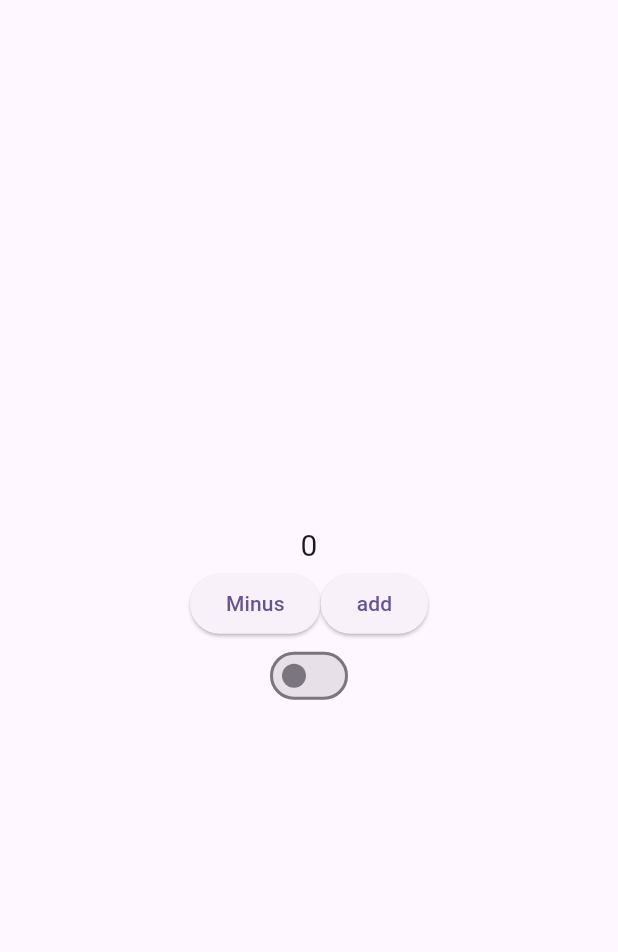
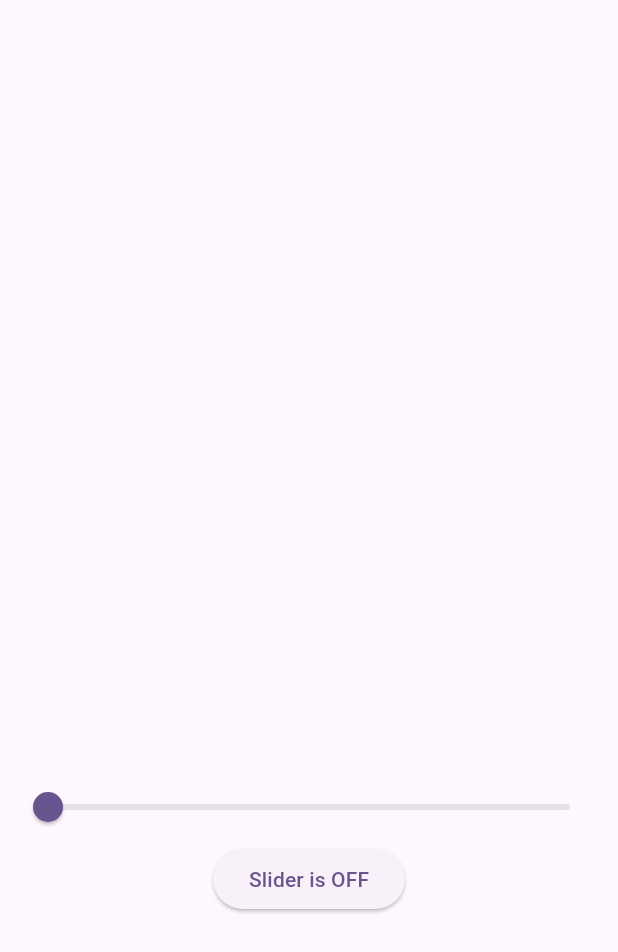
Before and after one commit to imziaafridi/PracticeRiverPod, a Flutter app: the screen it shows after launch, on a phone screen of 412 x 824 dp. Shown: the top 952 px of the screen. Run offline on Flutter 3.47's test engine with Material 3 defaults, Android fonts, the phone set to English and light mode, and no system bars; our stand-ins replace flutter_riverpod, riverpod.

Commit message:
handles multi states done

```diff
--- /dev/null
+++ b/lib/multiple_state.dart
@@ -0,0 +1,74 @@
+import 'package:flutter/material.dart';
+import 'package:flutter_riverpod/flutter_riverpod.dart';
+import 'package:riverpod/riverpod.dart';
+
+// final sliderState = StateProvider<double>((ref) => 0.0);
+final sliderState = StateProvider<AppSlider>(
+  (ref) => AppSlider(slider: 0.0, isData: false),
+);
+
+class MultipleState extends ConsumerWidget {
+  const MultipleState({super.key});
+
+  @override
+  Widget build(BuildContext context, WidgetRef ref) {
+    debugPrint('show something..');
+    return Column(
+      children: [
+        //color conrainer 300 x 300 - state 01
+        Consumer(
+          builder: (context, ref, child) {
+            final val = ref.watch(sliderState);
+            return Container(
+              width: 300,
+              height: 300,
+              color: Colors.green.withValues(alpha: val.slider),
+            );
+          },
+        ),
+
+        //slider - state 01
+        Consumer(
+          builder: (context, ref, child) {
+            final slider = ref.watch(sliderState.select((val) => val.slider));
+            debugPrint('slider');
+            return Slider(
+              value: slider,
+              onChanged: (val) {
+                final stateSlider = ref.read(sliderState.notifier);
+                stateSlider.state = stateSlider.state.copywith(slider: val);
+              },
+            );
+          },
+        ),
+        //state 02
+        Consumer(
+          builder: (context, ref, child) {
+            final isData = ref.watch(sliderState.select((val) => val.isData));
+            debugPrint('isData - state02');
+            return ElevatedButton(
+              onPressed: () {
+                final stateSlider = ref.read(sliderState.notifier);
+                stateSlider.state = stateSlider.state.copywith(isData: !isData);
+              },
+              child: Text(isData ? 'Slider is ON' : 'Slider is OFF'),
+            );
+          },
+        ),
+      ],
+    );
+  }
+}
+
+class AppSlider {
+  final double slider;
+  final bool isData;
+  AppSlider({required this.slider, required this.isData});
+  //copywith()
+  AppSlider copywith({double? slider, bool? isData}) {
+    return AppSlider(
+      slider: slider ?? this.slider,
+      isData: isData ?? this.isData,
+    );
+  }
+}
--- a/lib/my_home.dart
+++ b/lib/my_home.dart
@@ -1,4 +1,5 @@
 import 'package:flutter/material.dart';
+import 'package:practice_riverpod/multiple_state.dart';
 import 'package:practice_riverpod/simple_provider.dart';
 import 'package:practice_riverpod/state_provider.dart';
 
@@ -17,7 +18,8 @@ class MyHome extends StatelessWidget {
             // SimpleProviderStateLess(),
             // SimpleProviderStateFull(),
             // StateProviderStateless(),
-            StateProviderStatefull(),
+            // StateProviderStatefull(),
+            MultipleState(),
           ],
         ),
       ),
```
